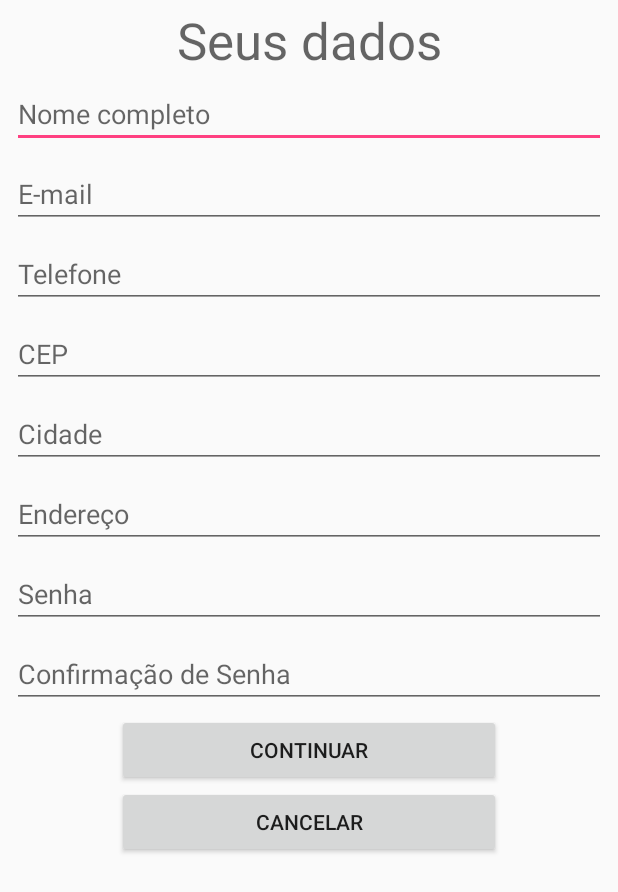
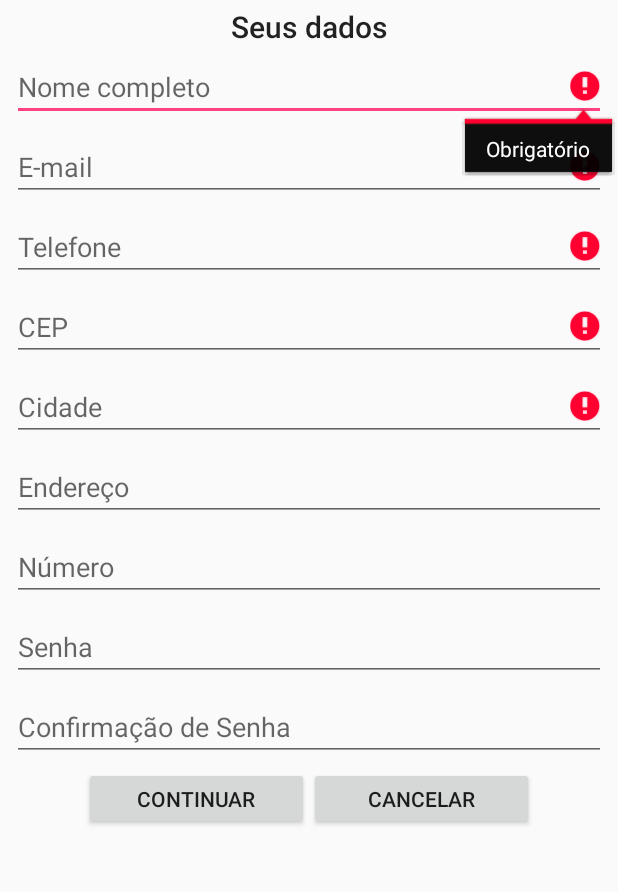
Before and after one commit to alyssonnarloch/delivery_service_app, an Android app: the NewClientMainActivity screen opened directly, with no data from a screen before it, after a tap on "CONTINUAR", on a phone screen of 412 x 824 dp. Shown: the top 892 px of the screen. Run offline under Robolectric (Android 15) with nearby library versions, the phone set to English and light mode, and no system bars.

Commit message:
Novo cliente

```diff
--- a/app/src/main/java/com/app/narlocks/delivery_service_app/activity/NewClientMainActivity.java
+++ b/app/src/main/java/com/app/narlocks/delivery_service_app/activity/NewClientMainActivity.java
@@ -3,6 +3,9 @@ package com.app.narlocks.delivery_service_app.activity;
 import android.content.Intent;
 import android.os.Bundle;
 import android.support.v7.app.AppCompatActivity;
+import android.text.Editable;
+import android.text.InputType;
+import android.text.TextWatcher;
 import android.util.Log;
 import android.view.View;
 import android.widget.AdapterView;
@@ -20,9 +23,12 @@ public class NewClientMainActivity extends AppCompatActivity {
     private EditText etPhone;
     private EditText etZipCode;
     private EditText etAddress;
+    private EditText etNumber;
     private EditText etPassword;
     private EditText etPasswordConfirmation;
-    private int selectedCityId;
+    AutoCompleteTextView acCity;
+    private int selectedCityId = 0;
+    private String selectedCityName;
 
     @Override
     protected void onCreate(Bundle savedInstanceState) {
@@ -31,8 +37,10 @@ public class NewClientMainActivity extends AppCompatActivity {
 
         Log.i("MAIN", "CREATE");
 
-        final AutoCompleteTextView acCity = (AutoCompleteTextView) findViewById(R.id.acCity);
         final AutocompleteCityAdapter adapter = new AutocompleteCityAdapter(this,android.R.layout.simple_dropdown_item_1line);
+
+        acCity = (AutoCompleteTextView) findViewById(R.id.acCity);
+        acCity.setInputType(InputType.TYPE_CLASS_TEXT);
         acCity.setAdapter(adapter);
 
         acCity.setOnItemClickListener(new AdapterView.OnItemClickListener() {
@@ -41,7 +49,30 @@ public class NewClientMainActivity extends AppCompatActivity {
                 City selectedCity = adapter.getItem(position);
 
                 selectedCityId = selectedCity.getId();
+                selectedCityName = selectedCity.getName();
                 acCity.setText(selectedCity.getName());
+            }
+        });
+
+        acCity.addTextChangedListener(new TextWatcher() {
+            @Override
+            public void beforeTextChanged(CharSequence s, int start, int count, int after) {
+
+            }
+
+            @Override
+            public void onTextChanged(CharSequence s, int start, int before, int count) {
+                Log.i("TEXTO INPUT", s + "");
+                Log.i("TEXTO SELECIONADO", selectedCityName + "");
+                if(selectedCityName != null && !selectedCityName.equals(s.toString())) {
+                    Log.i("VERIFICAÇÃO", "ENTROU");
+                    selectedCityId = 0;
+                }
+            }
+
+            @Override
+            public void afterTextChanged(Editable s) {
+
             }
         });
     }
@@ -52,12 +83,17 @@ public class NewClientMainActivity extends AppCompatActivity {
         Log.i("MAIN", "RESUME");
     }
 
-    private void onClickProfileImage(View view) {
+    public void onClickProfileImage(View view) {
+        Log.i("CIDADE ID", selectedCityId + "");
         Client client = getClientByView(view);
 
-        Intent i = new Intent(NewClientMainActivity.this, NewClientProfileActivity.class);
-        i.setFlags(Intent.FLAG_ACTIVITY_REORDER_TO_FRONT);
-        startActivity(i);
+        if(validate(client)) {
+            Intent i = new Intent(NewClientMainActivity.this, NewClientProfileActivity.class);
+            i.setFlags(Intent.FLAG_ACTIVITY_REORDER_TO_FRONT);
+            i.putExtra("clientObj", client);
+
+            startActivity(i);
+        }
     }
 
     private void getDataViewContent(View view) {
@@ -66,6 +102,7 @@ public class NewClientMainActivity extends AppCompatActivity {
         etPhone = (EditText) findViewById(R.id.etPhone);
         etZipCode = (EditText) findViewById(R.id.etZipCode);
         etAddress = (EditText) findViewById(R.id.etAddress);
+        etNumber = (EditText) findViewById(R.id.etNumber);
         etPassword = (EditText) findViewById(R.id.etPassword);
         etPasswordConfirmation = (EditText) findViewById(R.id.etPasswordConfirmation);
     }
@@ -75,14 +112,52 @@ public class NewClientMainActivity extends AppCompatActivity {
 
         Client client = new Client();
 
-        client.setName(etName.getText().toString());
         client.setEmail(etEmail.getText().toString());
         client.setPhone(etPhone.getText().toString());
         client.setZipCode(etZipCode.getText().toString());
         client.setCityId(selectedCityId);
         client.setAddress(etAddress.getText().toString());
+
+        int number;
+        try {
+            number = Integer.parseInt(etNumber.getText().toString());
+        } catch (NumberFormatException ex) {
+            number = 0;
+        }
+        client.setNumber(number);
         client.setPassword(etPassword.getText().toString());
 
         return client;
     }
+
+    private boolean validate(Client client) {
+        boolean valid = true;
+
+        if(client.getName() == null || client.getName().equals("")) {
+            valid = false;
+            etName.setError("Obrigatório");
+        }
+
+        if(client.getEmail() == null || client.getEmail().equals("")) {
+            valid = false;
+            etEmail.setError("Obrigatório");
+        }
+
+        if(client.getPhone() == null || client.getPhone().equals("")) {
+            valid = false;
+            etPhone.setError("Obrigatório");
+        }
+
+        if(client.getZipCode() == null || client.getZipCode().equals("")) {
+            valid = false;
+            etZipCode.setError("Obrigatório");
+        }
+
+        if(client.getCityId() == 0) {
+            valid = false;
+            acCity.setError("Obrigatório");
+        }
+
+        return valid;
+    }
 }
--- a/app/src/main/java/com/app/narlocks/delivery_service_app/activity/NewClientProfileActivity.java
+++ b/app/src/main/java/com/app/narlocks/delivery_service_app/activity/NewClientProfileActivity.java
@@ -12,6 +12,8 @@ import android.view.View;
 import android.widget.ImageView;
 import android.widget.Toast;
 
+import com.app.narlocks.delivery_service_app.model.Client;
+
 import java.io.File;
 import java.io.FileNotFoundException;
 import java.io.InputStream;
@@ -20,11 +22,14 @@ public class NewClientProfileActivity extends AppCompatActivity {
 
     public static final int IMAGE_GALLERY_REQUEST = 20;
     private ImageView profilePicture;
+    private Client client;
 
     @Override
     protected void onCreate(Bundle savedInstanceState) {
         super.onCreate(savedInstanceState);
         setContentView(R.layout.activity_new_client_profile);
+
+        client = (Client) getIntent().getSerializableExtra("clientObj");
 
         profilePicture = (ImageView) findViewById(R.id.ivProfileImage);
         Log.i("PROFILE", "CREATE");
--- a/app/src/main/java/com/app/narlocks/delivery_service_app/adapter/AutocompleteCityAdapter.java
+++ b/app/src/main/java/com/app/narlocks/delivery_service_app/adapter/AutocompleteCityAdapter.java
@@ -93,7 +93,7 @@ public class AutocompleteCityAdapter extends ArrayAdapter implements Filterable
             String name = "Cidade " + i;
             c.setName(name);
 
-            Log.i("TESTEEEEEEEE", term + " - " + name);
+            //Log.i("TESTEEEEEEEE", term + " - " + name);
 
             if(name.contains(term)) {
                 cities.add(c);
--- a/app/src/main/res/layout/activity_new_client_main.xml
+++ b/app/src/main/res/layout/activity_new_client_main.xml
@@ -20,7 +20,7 @@
             android:layout_width="match_parent"
             android:layout_height="wrap_content"
             android:id="@+id/textView3"
-            android:textAppearance="@style/TextAppearance.AppCompat.Display1"
+            android:textAppearance="@android:style/TextAppearance.Material.Widget.ActionBar.Title"
             android:textAlignment="center" />
 
         <EditText
@@ -37,7 +37,7 @@
             android:layout_height="wrap_content"
             android:inputType="textEmailAddress"
             android:ems="10"
-            android:id="@+id/editText2"
+            android:id="@+id/etEmail"
             android:layout_margin="4dp"
             android:hint="E-mail" />
 
@@ -78,9 +78,18 @@
         <EditText
             android:layout_width="match_parent"
             android:layout_height="wrap_content"
+            android:inputType="number"
+            android:ems="10"
+            android:id="@+id/etNumber"
+            android:hint="Número"
+            android:layout_margin="4dp" />
+
+        <EditText
+            android:layout_width="match_parent"
+            android:layout_height="wrap_content"
             android:inputType="textPassword"
             android:ems="10"
-            android:id="@+id/editText7"
+            android:id="@+id/etPassword"
             android:layout_margin="4dp"
             android:hint="Senha"
             android:fontFamily="sans-serif" />
@@ -95,20 +104,29 @@
             android:hint="Confirmação de Senha"
             android:fontFamily="sans-serif" />
 
+        <LinearLayout
+            android:orientation="horizontal"
+            android:layout_width="match_parent"
+            android:layout_height="match_parent"
+            android:gravity="center_horizontal">
+
             <Button
                 android:text="Continuar"
-            android:layout_width="256dp"
-            android:layout_height="48dp"
-            android:id="@+id/btContinue"
+                android:layout_width="150dp"
+                android:layout_height="42dp"
+                android:id="@+id/button"
                 android:layout_gravity="center_horizontal"
                 android:onClick="onClickProfileImage" />
 
             <Button
                 android:text="Cancelar"
-            android:layout_width="256dp"
-            android:layout_height="48dp"
+                android:layout_width="150dp"
+                android:layout_height="42dp"
                 android:id="@+id/btCancel"
                 android:layout_gravity="center_horizontal" />
+        </LinearLayout>
+
+
 
     </LinearLayout>
 </android.support.constraint.ConstraintLayout>
--- a/app/src/main/res/layout/activity_new_client_profile.xml
+++ b/app/src/main/res/layout/activity_new_client_profile.xml
@@ -22,8 +22,7 @@
             android:layout_width="match_parent"
             android:layout_height="wrap_content"
             android:id="@+id/textView4"
-            android:textAppearance="@style/TextAppearance.AppCompat.Display1"
-            android:textAlignment="center"
+            android:textAppearance="@android:style/TextAppearance.Material.Widget.ActionBar.Title"
             android:layout_weight="0.09"
             android:gravity="center" />
 
@@ -53,16 +52,16 @@
 
         <Button
             android:text="Finalizar"
-            android:layout_width="256dp"
-            android:layout_height="48dp"
+            android:layout_width="200dp"
+            android:layout_height="42dp"
             android:id="@+id/btFinish"
             android:layout_gravity="center_horizontal"
             android:onClick="onClickProfileImage" />
 
         <Button
             android:text="Voltar"
-            android:layout_width="256dp"
-            android:layout_height="48dp"
+            android:layout_width="200dp"
+            android:layout_height="42dp"
             android:id="@+id/btCancel"
             android:layout_gravity="center_horizontal"
             android:onClick="onClickBack" />
```
Lines whose indentation alone changed are shown as unchanged.
